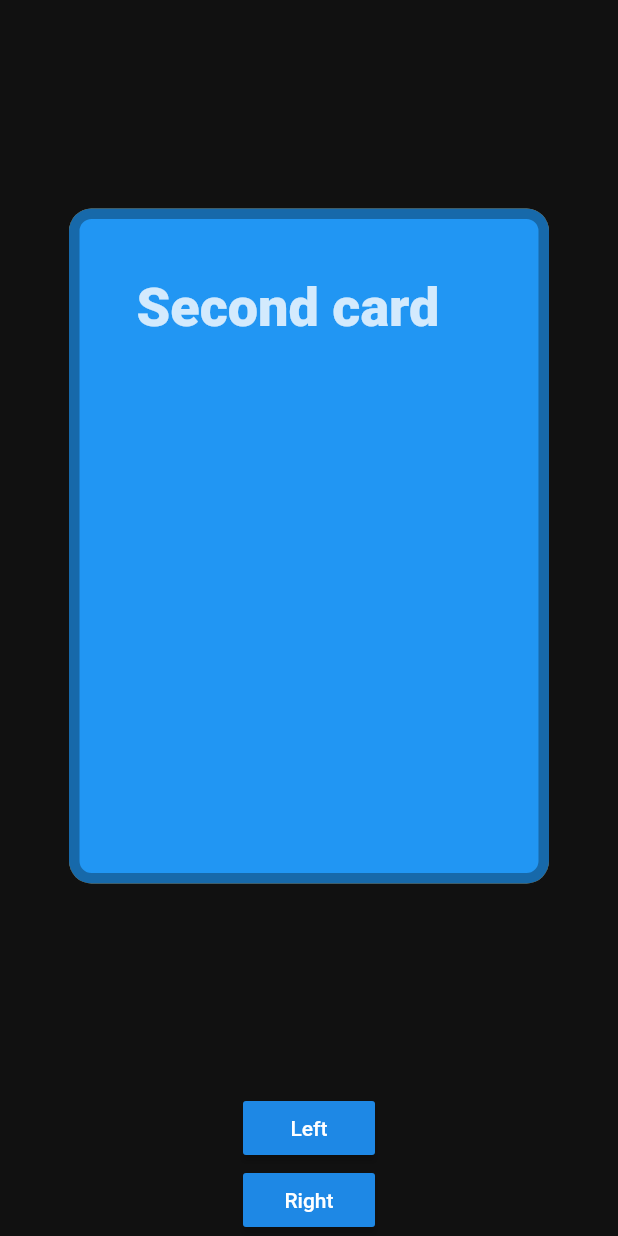
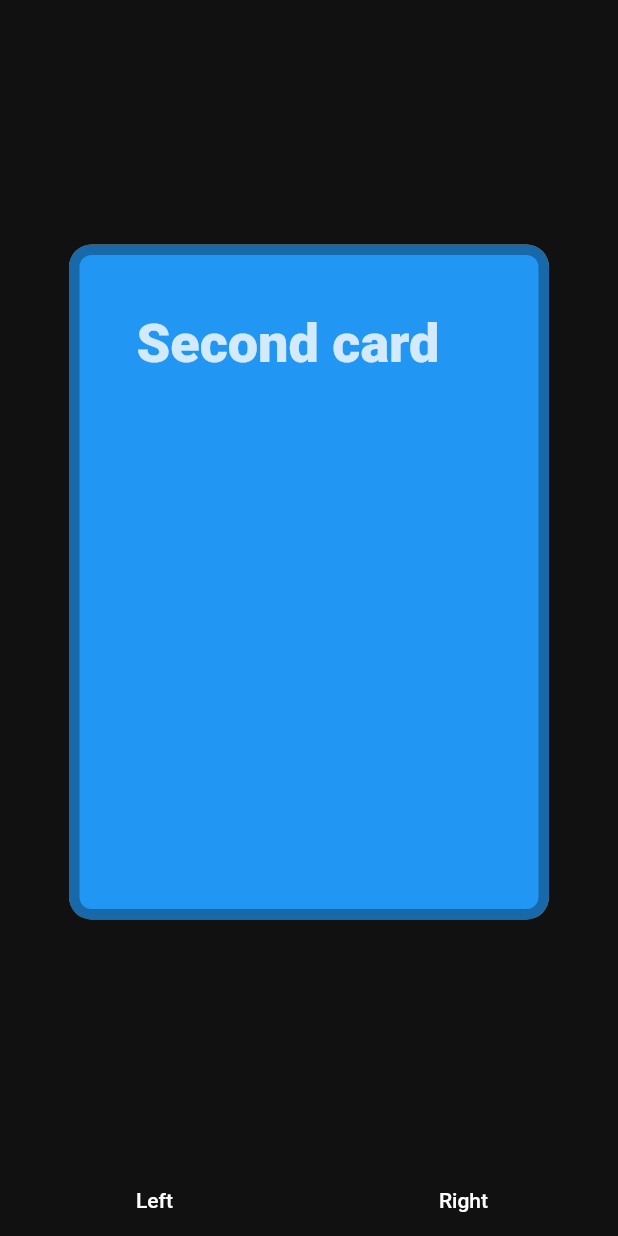
Before and after one commit to ninest/swipeable_card, a Flutter app: the screen it shows after launch, after a tap on "Left", on a phone screen of 412 x 824 dp. Run offline on Flutter 3.47's test engine with Material 2 defaults, Android fonts, the phone set to English and light mode, and no system bars.

Commit message:
improved card controller row

```diff
--- a/example/lib/example_route.dart
+++ b/example/lib/example_route.dart
@@ -23,7 +23,7 @@ class _ExampleRouteState extends State<ExampleRoute> {
 
   @override
   Widget build(BuildContext context) {
-    SwipeableWidgetController _swc = SwipeableWidgetController();
+    SwipeableWidgetController _cardController = SwipeableWidgetController();
     return Scaffold(
       body: SafeArea(
         child: Column(
@@ -31,7 +31,7 @@ class _ExampleRouteState extends State<ExampleRoute> {
           children: <Widget>[
             if (currentCardIndex < cards.length)
               SwipeableWidget(
-              cardController: _swc,
+                cardController: _cardController,
                 animationDuration: 700,
                 horizontalThreshold: 0.85,
                 child: cards[currentCardIndex],
@@ -68,16 +68,24 @@ class _ExampleRouteState extends State<ExampleRoute> {
                   ),
                 ),
               ),
-          RaisedButton(
+            cardController(_cardController),
+          ],
+        ),
+      ),
+    );
+  }
+
+  Widget cardController(SwipeableWidgetController cardController) => Row(
+    mainAxisAlignment: MainAxisAlignment.spaceAround,
+        children: <Widget>[
+          FlatButton(
             child: Text("Left"),
-            onPressed: () => _swc.triggerSwipeLeft(),
+            onPressed: () => cardController.triggerSwipeLeft(),
           ),
-          RaisedButton(
+          FlatButton(
             child: Text("Right"),
-            onPressed: () => _swc.triggerSwipeRight(),
+            onPressed: () => cardController.triggerSwipeRight(),
           ),
         ],
-      ),
-    ));
+      );
 }
-}
--- a/lib/src/animations.dart
+++ b/lib/src/animations.dart
@@ -2,7 +2,10 @@ import 'package:flutter/material.dart';
 import 'package:swipeable_card/src/swipeable_widget_controller.dart';
 
 Animation<Alignment> cardDismissAlignmentAnimation(
-    AnimationController controller, Alignment startAlign, Direction dir, ) {
+  AnimationController controller,
+  Alignment startAlign,
+  Direction dir,
+) {
   double x, y;
   // find direction it's being disissed
   if (dir == Direction.right || startAlign.x > 0) {
@@ -15,6 +18,7 @@ Animation<Alignment> cardDismissAlignmentAnimation(
     y = startAlign.y + 0.2;
   } else {
     // TODO: implement top and bottom
+    // by default, take to left
     x = startAlign.x + 15.0;
     y = startAlign.y + 0.2;
   }
--- a/lib/src/swipeable.dart
+++ b/lib/src/swipeable.dart
@@ -8,6 +8,7 @@ class SwipeableWidget extends StatefulWidget {
     this.cardController,
     this.animationDuration = 700,
     this.horizontalThreshold = 3.0,
+    this.verticalThreshold = 3.0,
     this.onLeftSwipe,
     this.onRightSwipe,
     @required this.child,
@@ -18,9 +19,11 @@ class SwipeableWidget extends StatefulWidget {
   final int animationDuration;
   final double horizontalThreshold;
 
+  /// NOT IMPLEMENTED YET
+  final double verticalThreshold;
+
   final Function onLeftSwipe;
   final Function onRightSwipe;
-
 
   /// The child widget, which is swipeable
   final Widget child;
@@ -114,9 +117,8 @@ class _SwipeableWidgetState extends State<SwipeableWidget>
         then = widget.onRightSwipe;
         break;
       default:
-        then = () {
-          print('Top or Bottom');
-        };
+        // should go to top or bottom
+        then = () {};
         break;
     }
     // setting direction in which card is animating too
```
Lines whose indentation alone changed are shown as unchanged.
